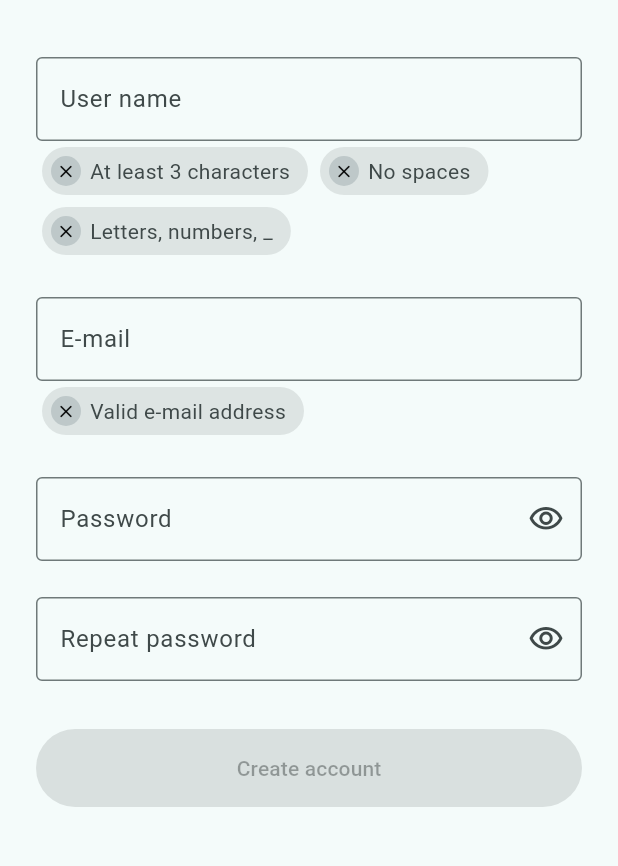
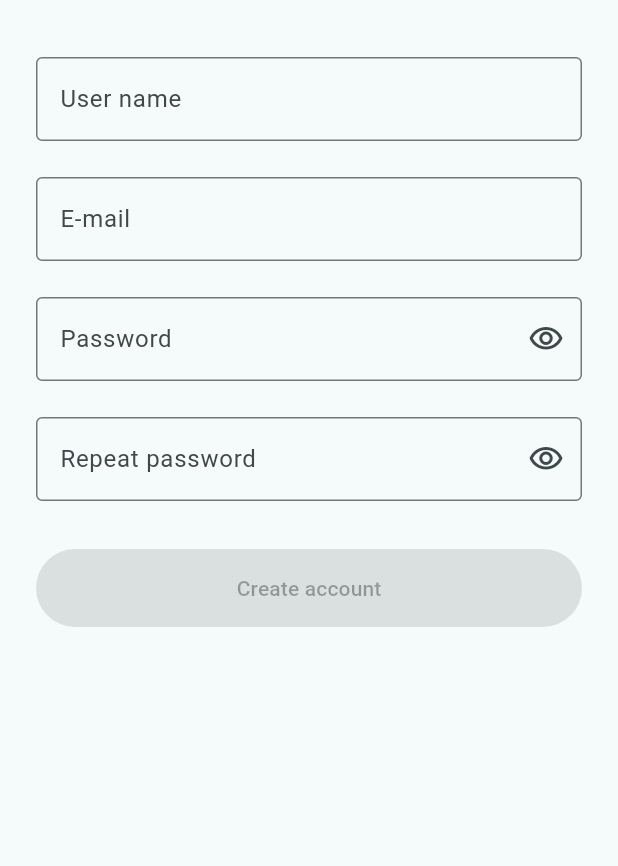
Before and after one commit to msaadev/regex_ui, a Flutter app: the screen it shows after launch, on a phone screen of 412 x 824 dp, the part 63-929 px from its top. Run offline on Flutter 3.47's test engine with Material 3 defaults, Android fonts, the phone set to English and light mode, and no system bars.

Commit message:
One-line fields: RegexTextField.password/email/userName and ready rule lists

```diff
--- a/example/lib/main.dart
+++ b/example/lib/main.dart
@@ -11,6 +11,8 @@ class ExampleApp extends StatefulWidget {
 }
 
 class _ExampleAppState extends State<ExampleApp> {
+  static const _fields = InputDecorationTheme(border: OutlineInputBorder());
+
   ThemeMode _mode = ThemeMode.system;
 
   @override
@@ -20,8 +22,12 @@ class _ExampleAppState extends State<ExampleApp> {
       title: 'Regex UI',
       debugShowCheckedModeBanner: false,
       themeMode: _mode,
-      theme: ThemeData(colorSchemeSeed: seed),
-      darkTheme: ThemeData(colorSchemeSeed: seed, brightness: Brightness.dark),
+      theme: ThemeData(colorSchemeSeed: seed, inputDecorationTheme: _fields),
+      darkTheme: ThemeData(
+        colorSchemeSeed: seed,
+        brightness: Brightness.dark,
+        inputDecorationTheme: _fields,
+      ),
       home: SignUpPage(onToggleTheme: _toggleTheme),
     );
   }
@@ -44,7 +50,6 @@ class SignUpPage extends StatefulWidget {
 
 class _SignUpPageState extends State<SignUpPage> {
   final _userName = TextEditingController();
-  final _email = TextEditingController();
   final _password = TextEditingController();
   final _valid = <String, bool>{};
 
@@ -53,7 +58,6 @@ class _SignUpPageState extends State<SignUpPage> {
   @override
   void dispose() {
     _userName.dispose();
-    _email.dispose();
     _password.dispose();
     super.dispose();
   }
@@ -77,45 +81,18 @@ class _SignUpPageState extends State<SignUpPage> {
           child: ListView(
             padding: const EdgeInsets.all(24),
             children: [
-              _buildField(_userName, 'User name'),
-              RegexUI(
+              RegexTextField.userName(
                 controller: _userName,
-                style: RegexUIStyle.chips,
                 validate: (ok) => _setValid('user', ok),
-                regexList: [
-                  RegexModel.minLength(3),
-                  RegexModel.noSpaces(),
-                  RegexModel(
-                    title: 'Letters, numbers, _',
-                    regExp: RegExp(r'^\w*$'),
-                  ),
-                ],
               ),
               const SizedBox(height: 24),
-              _buildField(_email, 'E-mail'),
-              RegexUI(
-                controller: _email,
-                style: RegexUIStyle.chips,
-                validate: (ok) => _setValid('email', ok),
-                regexList: [RegexModel.email()],
-              ),
+              RegexTextField.email(validate: (ok) => _setValid('email', ok)),
               const SizedBox(height: 24),
-              RegexTextField(
+              RegexTextField.password(
                 controller: _password,
-                obscureText: true,
-                showStrength: true,
-                strengthMode: RegexUIStrength.password,
-                decoration: const InputDecoration(
-                  labelText: 'Password',
-                  border: OutlineInputBorder(),
-                ),
                 validate: (ok) => _setValid('password', ok),
                 rules: [
-                  RegexModel.minLength(8),
-                  RegexModel.uppercase(),
-                  RegexModel.lowercase(),
-                  RegexModel.digit(),
-                  RegexModel.special(),
+                  ...RegexModel.passwordRules(),
                   RegexModel.noRepeating(),
                   RegexModel.notContains(() => _userName.text),
                 ],
@@ -123,10 +100,7 @@ class _SignUpPageState extends State<SignUpPage> {
               const SizedBox(height: 24),
               RegexTextField(
                 obscureText: true,
-                decoration: const InputDecoration(
-                  labelText: 'Repeat password',
-                  border: OutlineInputBorder(),
-                ),
+                decoration: const InputDecoration(labelText: 'Repeat password'),
                 validate: (ok) => _setValid('repeat', ok),
                 rules: [RegexModel.sameAs(_password)],
               ),
@@ -143,16 +117,6 @@ class _SignUpPageState extends State<SignUpPage> {
     );
   }
 
-  Widget _buildField(TextEditingController controller, String label) {
-    return TextField(
-      controller: controller,
-      decoration: InputDecoration(
-        labelText: label,
-        border: const OutlineInputBorder(),
-      ),
-    );
-  }
-
   void _setValid(String field, bool ok) {
     if (_valid[field] == ok) return;
     setState(() => _valid[field] = ok);
--- a/lib/models/regex_model.dart
+++ b/lib/models/regex_model.dart
@@ -129,6 +129,31 @@ class RegexModel {
     },
   );
 
+  /// Ready password rules: length, upper, lower, number, special character.
+  static List<RegexModel> passwordRules({int minLength = 8}) => [
+    RegexModel.minLength(minLength),
+    RegexModel.uppercase(),
+    RegexModel.lowercase(),
+    RegexModel.digit(),
+    RegexModel.special(),
+  ];
+
+  /// Ready user name rules: 3–20 letters, numbers or `_`, no spaces.
+  static List<RegexModel> userNameRules({
+    int minLength = 3,
+    int maxLength = 20,
+  }) => [
+    RegexModel.minLength(minLength),
+    RegexModel.maxLength(maxLength),
+    RegexModel(
+      title: 'Letters, numbers, _',
+      regExp: RegExp(r'^[\p{L}\p{N}_]+$', unicode: true),
+    ),
+  ];
+
+  /// Ready e-mail rules.
+  static List<RegexModel> emailRules() => [RegexModel.email()];
+
   /// Whether [value] meets this rule. Empty input never does, so nothing is
   /// ticked before the user types (e.g. `^\w*\$` or `maxLength`).
   bool matches(String value) =>
--- a/lib/view/regex_text_field.dart
+++ b/lib/view/regex_text_field.dart
@@ -72,6 +72,78 @@ class RegexTextField extends StatefulWidget {
     this.showLabel = 'Show',
     this.hideLabel = 'Hide',
   });
+
+  /// A password field in one line: hidden text with a show / hide button,
+  /// [RegexModel.passwordRules] and a real strength bar with labels.
+  /// Pass [rules] to replace the default rules.
+  RegexTextField.password({
+    super.key,
+    List<RegexModel>? rules,
+    this.controller,
+    this.focusNode,
+    this.textInputAction,
+    this.validate,
+    this.onSubmitted,
+    this.visibility = RegexUIVisibility.focus,
+    this.showLabel = 'Show',
+    this.hideLabel = 'Hide',
+    String label = 'Password',
+    int minLength = 8,
+    this.style = RegexUIStyle.list,
+    this.strengthLabels,
+  }) : rules = rules ?? RegexModel.passwordRules(minLength: minLength),
+       decoration = InputDecoration(labelText: label),
+       obscureText = true,
+       keyboardType = TextInputType.visiblePassword,
+       autofillHints = const [AutofillHints.password],
+       showStrength = true,
+       strengthMode = RegexUIStrength.password;
+
+  /// An e-mail field in one line with [RegexModel.emailRules].
+  RegexTextField.email({
+    super.key,
+    List<RegexModel>? rules,
+    this.controller,
+    this.focusNode,
+    this.textInputAction,
+    this.validate,
+    this.onSubmitted,
+    this.visibility = RegexUIVisibility.focus,
+    this.showLabel = 'Show',
+    this.hideLabel = 'Hide',
+    String label = 'E-mail',
+    this.style = RegexUIStyle.chips,
+  }) : rules = rules ?? RegexModel.emailRules(),
+       decoration = InputDecoration(labelText: label),
+       obscureText = false,
+       keyboardType = TextInputType.emailAddress,
+       autofillHints = const [AutofillHints.email],
+       showStrength = false,
+       strengthMode = RegexUIStrength.rules,
+       strengthLabels = null;
+
+  /// A user name field in one line with [RegexModel.userNameRules].
+  RegexTextField.userName({
+    super.key,
+    List<RegexModel>? rules,
+    this.controller,
+    this.focusNode,
+    this.textInputAction,
+    this.validate,
+    this.onSubmitted,
+    this.visibility = RegexUIVisibility.focus,
+    this.showLabel = 'Show',
+    this.hideLabel = 'Hide',
+    String label = 'User name',
+    this.style = RegexUIStyle.chips,
+  }) : rules = rules ?? RegexModel.userNameRules(),
+       decoration = InputDecoration(labelText: label),
+       obscureText = false,
+       keyboardType = TextInputType.text,
+       autofillHints = const [AutofillHints.username],
+       showStrength = false,
+       strengthMode = RegexUIStrength.rules,
+       strengthLabels = null;
 
   @override
   State<RegexTextField> createState() => _RegexTextFieldState();
```
Also changed, not shown: 3 other files.
